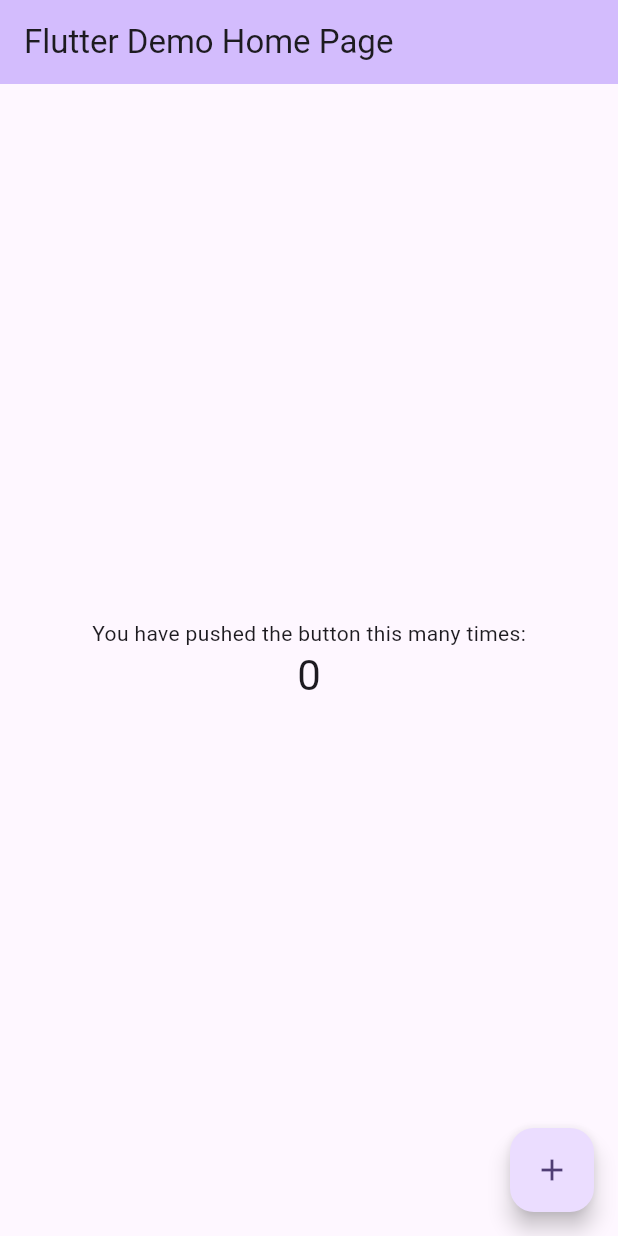
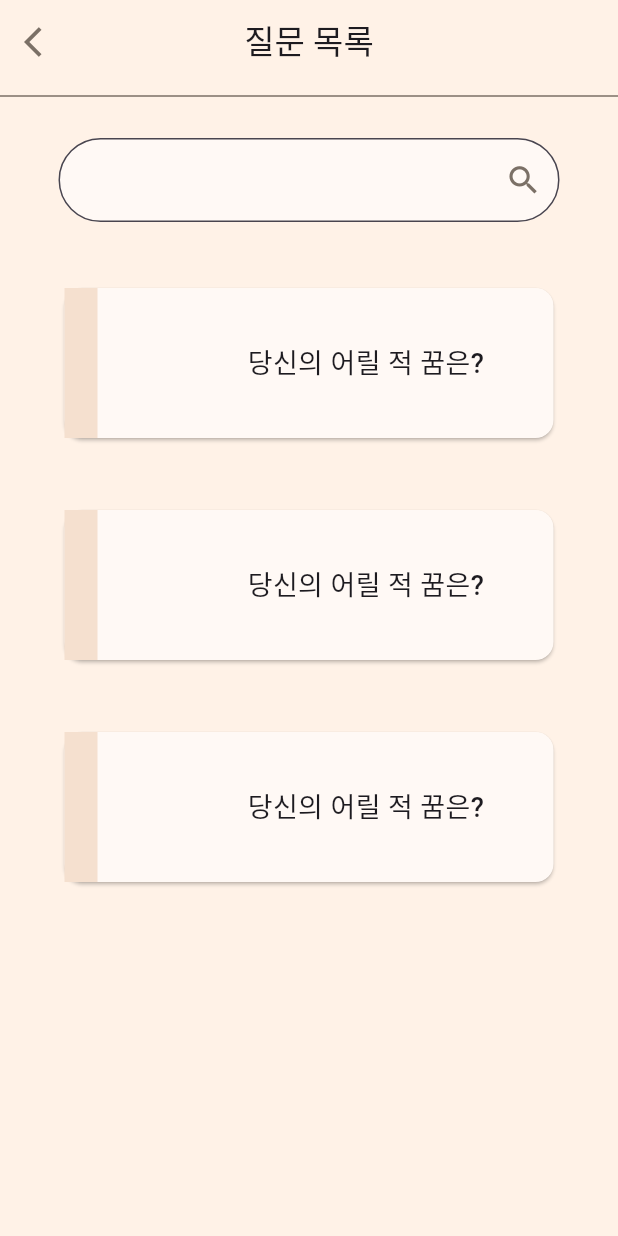
Before and after one commit to readygetset/everydaywithyou-client, a Flutter app: the screen it shows after launch, on a phone screen of 412 x 824 dp. Run offline on Flutter 3.47's test engine with Material 3 defaults, Android fonts, the phone set to English and light mode, and no system bars; Roboto replaces fonts that are missing (NanumMyeongjo).

Commit message:
Feat: 질문 리스트 페이지

```diff
--- a/lib/main.dart
+++ b/lib/main.dart
@@ -1,4 +1,5 @@
 import 'package:flutter/material.dart';
+import 'questionList.dart';
 
 void main() {
   runApp(const MyApp());
@@ -11,115 +12,7 @@
   @override
   Widget build(BuildContext context) {
     return MaterialApp(
-      title: 'Flutter Demo',
-      theme: ThemeData(
-        // This is the theme of your application.
-        //
-        // TRY THIS: Try running your application with "flutter run". You'll see
-        // the application has a purple toolbar. Then, without quitting the app,
-        // try changing the seedColor in the colorScheme below to Colors.green
-        // and then invoke "hot reload" (save your changes or press the "hot
-        // reload" button in a Flutter-supported IDE, or press "r" if you used
-        // the command line to start the app).
-        //
-        // Notice that the counter didn't reset back to zero; the application
-        // state is not lost during the reload. To reset the state, use hot
-        // restart instead.
-        //
-        // This works for code too, not just values: Most code changes can be
-        // tested with just a hot reload.
-        colorScheme: ColorScheme.fromSeed(seedColor: Colors.deepPurple),
-        useMaterial3: true,
-      ),
-      home: const MyHomePage(title: 'Flutter Demo Home Page'),
+      home: questionListWidget()
     );
   }
 }
-
-class MyHomePage extends StatefulWidget {
-  const MyHomePage({super.key, required this.title});
-
-  // This widget is the home page of your application. It is stateful, meaning
-  // that it has a State object (defined below) that contains fields that affect
-  // how it looks.
-
-  // This class is the configuration for the state. It holds the values (in this
-  // case the title) provided by the parent (in this case the App widget) and
-  // used by the build method of the State. Fields in a Widget subclass are
-  // always marked "final".
-
-  final String title;
-
-  @override
-  State<MyHomePage> createState() => _MyHomePageState();
-}
-
-class _MyHomePageState extends State<MyHomePage> {
-  int _counter = 0;
-
-  void _incrementCounter() {
-    setState(() {
-      // This call to setState tells the Flutter framework that something has
-      // changed in this State, which causes it to rerun the build method below
-      // so that the display can reflect the updated values. If we changed
-      // _counter without calling setState(), then the build method would not be
-      // called again, and so nothing would appear to happen.
-      _counter++;
-    });
-  }
-
-  @override
-  Widget build(BuildContext context) {
-    // This method is rerun every time setState is called, for instance as done
-    // by the _incrementCounter method above.
-    //
-    // The Flutter framework has been optimized to make rerunning build methods
-    // fast, so that you can just rebuild anything that needs updating rather
-    // than having to individually change instances of widgets.
-    return Scaffold(
-      appBar: AppBar(
-        // TRY THIS: Try changing the color here to a specific color (to
-        // Colors.amber, perhaps?) and trigger a hot reload to see the AppBar
-        // change color while the other colors stay the same.
-        backgroundColor: Theme.of(context).colorScheme.inversePrimary,
-        // Here we take the value from the MyHomePage object that was created by
-        // the App.build method, and use it to set our appbar title.
-        title: Text(widget.title),
-      ),
-      body: Center(
-        // Center is a layout widget. It takes a single child and positions it
-        // in the middle of the parent.
-        child: Column(
-          // Column is also a layout widget. It takes a list of children and
-          // arranges them vertically. By default, it sizes itself to fit its
-          // children horizontally, and tries to be as tall as its parent.
-          //
-          // Column has various properties to control how it sizes itself and
-          // how it positions its children. Here we use mainAxisAlignment to
-          // center the children vertically; the main axis here is the vertical
-          // axis because Columns are vertical (the cross axis would be
-          // horizontal).
-          //
-          // TRY THIS: Invoke "debug painting" (choose the "Toggle Debug Paint"
-          // action in the IDE, or press "p" in the console), to see the
-          // wireframe for each widget.
-          mainAxisAlignment: MainAxisAlignment.center,
-          children: <Widget>[
-            const Text(
-              'You have pushed the button this many times:',
-            ),
-            Text(
-              '$_counter',
-              style: Theme.of(context).textTheme.headlineMedium,
-            ),
-          ],
-        ),
-      ),
-      floatingActionButton: FloatingActionButton(
-        onPressed: _incrementCounter,
-        tooltip: 'Increment',
-        child: const Icon(Icons.add),
-      ), // This trailing comma makes auto-formatting nicer for build methods.
-    );
-  }
-}
--- /dev/null
+++ b/lib/questionList.dart
@@ -0,0 +1,133 @@
+import 'package:flutter/material.dart';
+
+class questionListWidget extends StatefulWidget {
+  const questionListWidget({Key? key}) : super(key: key);
+
+  @override
+  State<questionListWidget> createState() => _questionListWidgetState();
+}
+
+class _questionListWidgetState extends State<questionListWidget> {
+  final scaffoldKey = GlobalKey<ScaffoldState>();
+  TextEditingController? searchController = TextEditingController();
+
+  @override
+  void initState(){
+    super.initState();
+  }
+
+
+  @override
+  Widget build(BuildContext context) {
+    return Scaffold(
+      backgroundColor: Color(0xffFFF2E7),
+      appBar: AppBar(
+        backgroundColor: Color(0xFFFFF2E7),
+        centerTitle: true,
+        title: Text(
+          "질문 목록",
+          style: TextStyle(
+            fontWeight: FontWeight.w500,
+            fontFamily: 'NanumMyeongjo'
+          ),
+        ),
+        leading: IconButton(
+          icon: Icon(
+            Icons.arrow_back_ios,
+            color: Color(0xff7b7066),
+          ),
+          onPressed: ()async{
+            Navigator.pop(context);
+          },
+        ),
+      ),// TO DO: scroll view
+      body: SingleChildScrollView(
+        child: Container(
+            child:Column(
+              children: [
+                Divider(
+                  thickness: 1,
+                  color: Color(0xff7b7066),
+                ),
+                Padding(
+                  padding: EdgeInsets.fromLTRB(39, 20, 39, 20),
+                  child: TextField(
+                    controller: searchController,
+                    decoration: InputDecoration(
+                      filled: true,
+                      fillColor: Color(0xFFFFF9F5),
+                      border: OutlineInputBorder(
+                          borderRadius: BorderRadius.circular(999),
+                          borderSide: BorderSide(
+                            color: Color(0xffFFF9F5),
+                          )
+                      ),
+                      focusedBorder: OutlineInputBorder(
+                          borderRadius: BorderRadius.circular(999),
+                          borderSide: BorderSide(
+                            color: Color(0xffFFF9F5),
+                          )
+                      ),
+                      suffixIcon: IconButton(
+                        icon: Icon(Icons.search),
+                        color: Color(0xFF7B7066),
+                        iconSize: 25,
+                        onPressed: (){
+                          //TO DO
+                          //쿼리 보내기
+                        },
+                      ),
+                    ),
+                    textAlign: TextAlign.left,
+                    style: TextStyle(
+                        fontWeight: FontWeight.w500,
+                        fontFamily: 'NanumMyeongjo'
+                    ),
+                  ),
+                ),
+                showCardWidget(),
+                showCardWidget(),
+                showCardWidget()
+              ],
+            ),
+        )
+      )
+    );
+  }
+}
+class showCardWidget extends StatelessWidget {
+  const showCardWidget({super.key});
+  final String answer = '';
+
+  @override
+  Widget build(BuildContext context) {
+    return Container(
+      padding: EdgeInsets.fromLTRB(39, 20, 39, 20),
+      child: Card(
+        color: Color(0xFFFFF9F5),
+        child: Container(
+            width: 350,
+            height: 100,
+            child: Row(
+              children: [
+                Container(
+                  width: 22,
+                  color: Color(0xFFF5E0CF),
+                ),
+               SizedBox(width: 100),
+               Text(
+                    '당신의 어릴 적 꿈은?',
+                    style: TextStyle(
+                      fontFamily: 'NanumMyeongjo',
+                      fontWeight: FontWeight.w500,
+                      fontSize: 18,
+                    ),
+                    textAlign: TextAlign.right,
+                  ),
+                  ],
+                )
+            )
+        ),
+    );
+  }
+}
```
Also changed, not shown: pubspec.yaml (+6 -1 lines), 3 other files.
